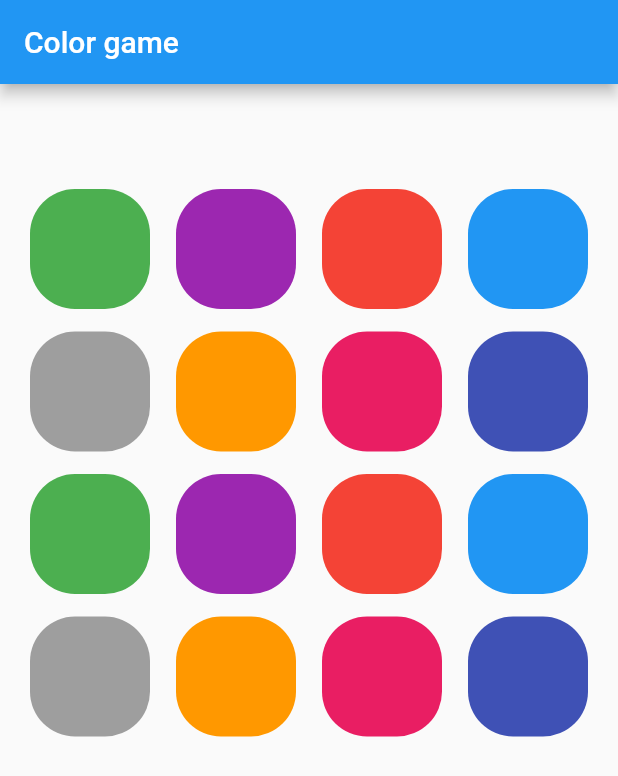
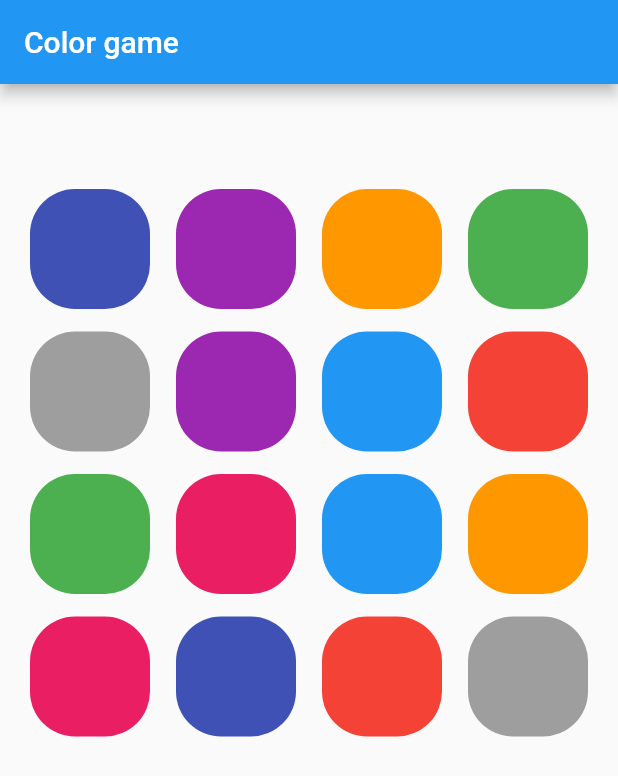
Before and after one commit to valera-golubenko/color_box_game, a Flutter app: the first screen one second after launch, on a phone screen of 412 x 824 dp. Shown: the top 776 px of the screen. Run offline on Flutter 3.47's test engine with Material 2 defaults, Android fonts, the phone set to English and light mode, and no system bars; our stand-ins replace bloc, flutter_bloc.

Commit message:
Add New State

```diff
--- a/lib/bloc/cubit/game_state.dart
+++ b/lib/bloc/cubit/game_state.dart
@@ -1,26 +1,31 @@
 part of 'game_cubit.dart';
 
+@immutable
 class GameState {
   final String errorMessage;
+  final List<Color> colors;
   final List<Box> boxes;
   final List<Box> selectedBoxes;
   final List<Box> selectingBoxes;
 
-  GameState({
+  const GameState({
     this.errorMessage = '',
-    this.boxes = const <Box>[],
-    this.selectedBoxes = const <Box>[],
-    this.selectingBoxes = const <Box>[],
+    this.boxes = const [],
+    this.colors = const [],
+    this.selectedBoxes = const [],
+    this.selectingBoxes = const [],
   });
 
   GameState copyWidth({
     String? errorMessage,
+    List<Color>? colors,
     List<Box>? boxes,
     List<Box>? selectedBoxes,
     List<Box>? selectingBoxes,
   }) {
     return GameState(
       errorMessage: errorMessage ?? this.errorMessage,
+      colors: colors ?? this.colors,
       boxes: boxes ?? this.boxes,
       selectedBoxes: selectedBoxes ?? this.selectedBoxes,
       selectingBoxes: selectingBoxes ?? this.selectingBoxes,
--- /dev/null
+++ b/lib/constants/app_constants.dart
@@ -0,0 +1,14 @@
+import 'dart:ui';
+
+abstract class AppConstants {
+  static const colors = [
+    Color(0xFF4CAF50),
+    Color(0xFF9C27B0),
+    Color(0xFFF44336),
+    Color(0xFF2196F3),
+    Color(0xFF9E9E9E),
+    Color(0xFFFF9800),
+    Color(0xFFE91E63),
+    Color(0xFF3F51B5),
+  ];
+}
--- a/lib/main.dart
+++ b/lib/main.dart
@@ -2,6 +2,7 @@
 import 'package:flutter/material.dart';
 import 'package:flutter_bloc/flutter_bloc.dart';
 
+import 'constants/app_constants.dart';
 import 'home_p.dart';
 
 void main() => runApp(const MyApp());
@@ -12,8 +13,8 @@
   @override
   Widget build(BuildContext context) {
     return BlocProvider(
-      create: (context) => GameCubit()..init(),
-      child: MaterialApp(home: HomePage()),
+      create: (_) => GameCubit()..init(AppConstants.colors),
+      child: const MaterialApp(home: HomePage()),
     );
   }
 }
--- a/lib/model.dart
+++ b/lib/model.dart
@@ -54,22 +54,3 @@
   @override
   int get hashCode => index.hashCode;
 }
-
-final List<Color> colors = [
-  Colors.green,
-  Colors.purple,
-  Colors.red,
-  Colors.blue,
-  Colors.grey,
-  Colors.orange,
-  Colors.pink,
-  Colors.indigo,
-  Color(0xFF4CAF50),
-  Colors.purple,
-  Colors.red,
-  Colors.blue,
-  Colors.grey,
-  Colors.orange,
-  Colors.pink,
-  Colors.indigo,
-];
```
Also changed, not shown: lib/bloc/cubit/game_cubit.dart (+31 -20 lines).
